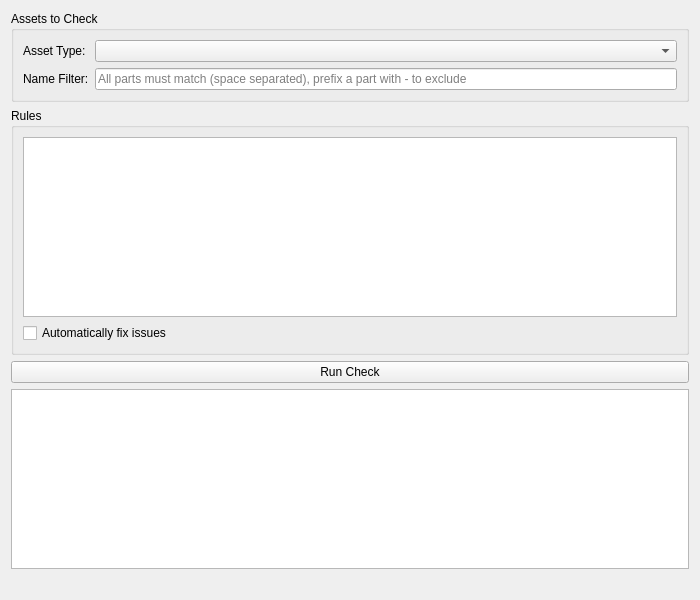
Above: Code/Editor/EditorFramework/Panels/AssetCheckPanel/AssetCheckPanel.ui from ezEngine/ezEngine before the change. Below: the same form after it.
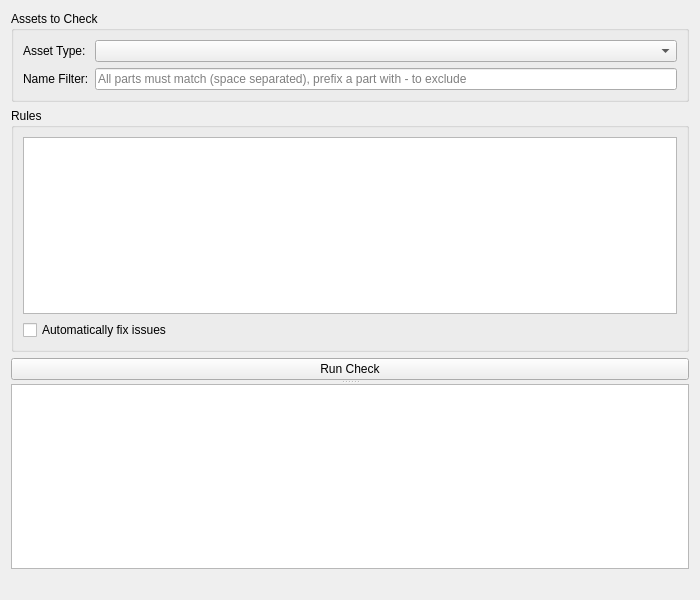
That is the form after the change. Icons and pictures are not drawn.

```diff
--- a/Code/Editor/EditorFramework/Panels/AssetCheckPanel/AssetCheckPanel.ui
+++ b/Code/Editor/EditorFramework/Panels/AssetCheckPanel/AssetCheckPanel.ui
@@ -19,6 +19,25 @@
   </property>
   <layout class="QVBoxLayout" name="verticalLayout">
    <item>
+    <widget class="QSplitter" name="MainSplitter">
+     <property name="orientation">
+      <enum>Qt::Vertical</enum>
+     </property>
+     <widget class="QWidget" name="RulesPane">
+      <layout class="QVBoxLayout" name="rulesPaneLayout">
+       <property name="leftMargin">
+        <number>0</number>
+       </property>
+       <property name="topMargin">
+        <number>0</number>
+       </property>
+       <property name="rightMargin">
+        <number>0</number>
+       </property>
+       <property name="bottomMargin">
+        <number>0</number>
+       </property>
+       <item>
     <widget class="QGroupBox" name="AssetsGroup">
      <property name="title">
       <string>Assets to Check</string>
@@ -77,7 +96,8 @@
      </property>
     </widget>
    </item>
-   <item>
+      </layout>
+     </widget>
     <widget class="QTreeWidget" name="ResultTree">
      <property name="headerHidden">
       <bool>true</bool>
@@ -87,6 +107,7 @@
        <string notr="true">1</string>
       </property>
      </column>
+     </widget>
     </widget>
    </item>
    <item>
```
Lines whose indentation alone changed are shown as unchanged.
